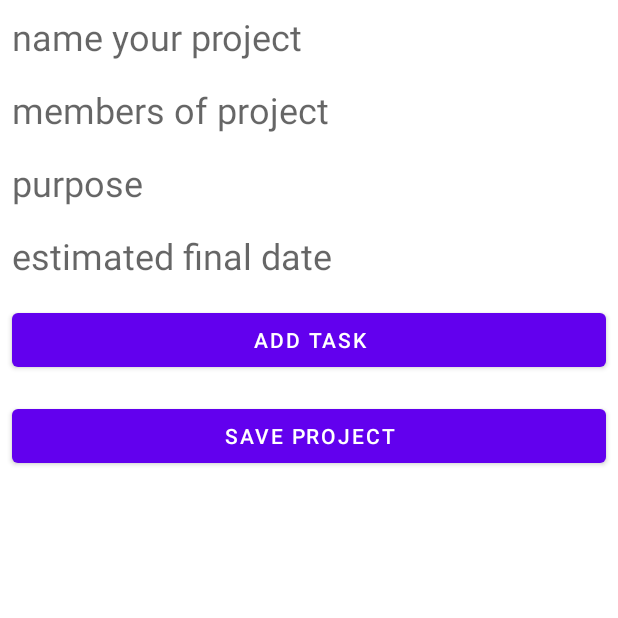
After one commit to Erifhen/ListsAndProjects, an Android app: the AddProjectActivity screen opened directly, with no data from a screen before it, on a phone screen of 412 x 824 dp, the top half of it. The commit adds this screen. Run offline under Robolectric (Android 15) with nearby library versions, the phone set to English and light mode, and no system bars.

Commit message:
arrumado mahomenos

```diff
--- a/app/src/main/AndroidManifest.xml
+++ b/app/src/main/AndroidManifest.xml
@@ -10,6 +10,9 @@
         android:supportsRtl="true"
         android:theme="@style/Theme.ListsAndProjects">
         <activity
+            android:name=".AddProjectActivity"
+            android:exported="false" />
+        <activity
             android:name=".RoutinesActivity"
             android:exported="false"
             android:label="@string/title_activity_routines"
@@ -17,6 +20,7 @@
         <activity
             android:name=".Projects"
             android:exported="false" />
+
         <activity
             android:name=".MainActivity"
             android:exported="true">
--- /dev/null
+++ b/app/src/main/java/br/com/erickramonfcastro/listsandprojects/AddProjectActivity.kt
@@ -0,0 +1,11 @@
+package br.com.erickramonfcastro.listsandprojects
+
+import androidx.appcompat.app.AppCompatActivity
+import android.os.Bundle
+
+class AddProjectActivity : AppCompatActivity() {
+    override fun onCreate(savedInstanceState: Bundle?) {
+        super.onCreate(savedInstanceState)
+        setContentView(R.layout.activity_add_project)
+    }
+}
--- a/app/src/main/java/br/com/erickramonfcastro/listsandprojects/Projects.kt
+++ b/app/src/main/java/br/com/erickramonfcastro/listsandprojects/Projects.kt
@@ -1,11 +1,23 @@
 package br.com.erickramonfcastro.listsandprojects
 
+import android.content.Intent
 import androidx.appcompat.app.AppCompatActivity
 import android.os.Bundle
+import br.com.erickramonfcastro.listsandprojects.databinding.ActivityMainBinding
+import com.google.android.material.floatingactionbutton.FloatingActionButton
 
 class Projects : AppCompatActivity() {
+
+    private lateinit var binding: ActivityMainBinding
+
     override fun onCreate(savedInstanceState: Bundle?) {
+        binding = ActivityMainBinding.inflate(layoutInflater)
         super.onCreate(savedInstanceState)
         setContentView(R.layout.activity_projects)
+
+        findViewById<FloatingActionButton>(R.id.btAddProject).setOnClickListener {
+            val intent = Intent(this, AddProjectActivity::class.java)
+            startActivity(intent)
+        }
     }
 }
--- /dev/null
+++ b/app/src/main/res/layout/activity_add_project.xml
@@ -0,0 +1,61 @@
+<?xml version="1.0" encoding="utf-8"?>
+<androidx.appcompat.widget.LinearLayoutCompat xmlns:android="http://schemas.android.com/apk/res/android"
+    xmlns:app="http://schemas.android.com/apk/res-auto"
+    xmlns:tools="http://schemas.android.com/tools"
+    android:layout_width="match_parent"
+    android:layout_height="match_parent"
+    tools:context=".AddProjectActivity">
+
+    <LinearLayout
+        android:layout_width="match_parent"
+        android:layout_height="match_parent"
+        android:orientation="vertical">
+
+        <TextView
+            android:id="@+id/fieldNameProject"
+            android:layout_width="match_parent"
+            android:layout_height="wrap_content"
+            android:layout_margin="8dp"
+            android:hint="name your project"
+            android:textSize="24sp" />
+
+        <TextView
+            android:id="@+id/fieldNameMembers"
+            android:layout_width="match_parent"
+            android:layout_height="wrap_content"
+            android:layout_margin="8dp"
+            android:hint="members of project"
+            android:textSize="24sp" />
+
+        <TextView
+            android:id="@+id/fieldNamePurpose"
+            android:layout_width="match_parent"
+            android:layout_height="wrap_content"
+            android:layout_margin="8dp"
+            android:hint="purpose"
+            android:textSize="24sp" />
+
+        <TextView
+            android:id="@+id/fieldNameEstimaedTime"
+            android:layout_width="match_parent"
+            android:layout_height="wrap_content"
+            android:layout_margin="8dp"
+            android:hint="estimated final date"
+            android:textSize="24sp" />
+
+        <Button
+            android:id="@+id/btAddTask"
+            android:layout_width="match_parent"
+            android:layout_margin="8dp"
+            android:layout_height="wrap_content"
+            android:text="Add Task" />
+
+        <Button
+            android:id="@+id/btSaveProject"
+            android:layout_width="match_parent"
+            android:layout_margin="8dp"
+            android:layout_height="wrap_content"
+            android:text="Save project" />
+    </LinearLayout>
+
+</androidx.appcompat.widget.LinearLayoutCompat>
--- a/app/src/main/res/layout/activity_projects.xml
+++ b/app/src/main/res/layout/activity_projects.xml
@@ -7,7 +7,7 @@
     tools:context=".Projects">
 
     <com.google.android.material.floatingactionbutton.FloatingActionButton
-        android:id="@+id/btAddTask"
+        android:id="@+id/btAddProject"
         android:layout_width="wrap_content"
         android:layout_height="wrap_content"
         android:layout_marginEnd="20dp"
@@ -31,7 +31,7 @@
         android:layout_marginEnd="1dp"
         android:layout_marginRight="1dp"
         android:layout_marginBottom="1dp"
-        app:layout_constraintBottom_toTopOf="@+id/btAddTask"
+        app:layout_constraintBottom_toTopOf="@+id/btAddProject"
         app:layout_constraintEnd_toEndOf="parent"
         app:layout_constraintStart_toStartOf="parent"
         app:layout_constraintTop_toTopOf="parent" />
```
